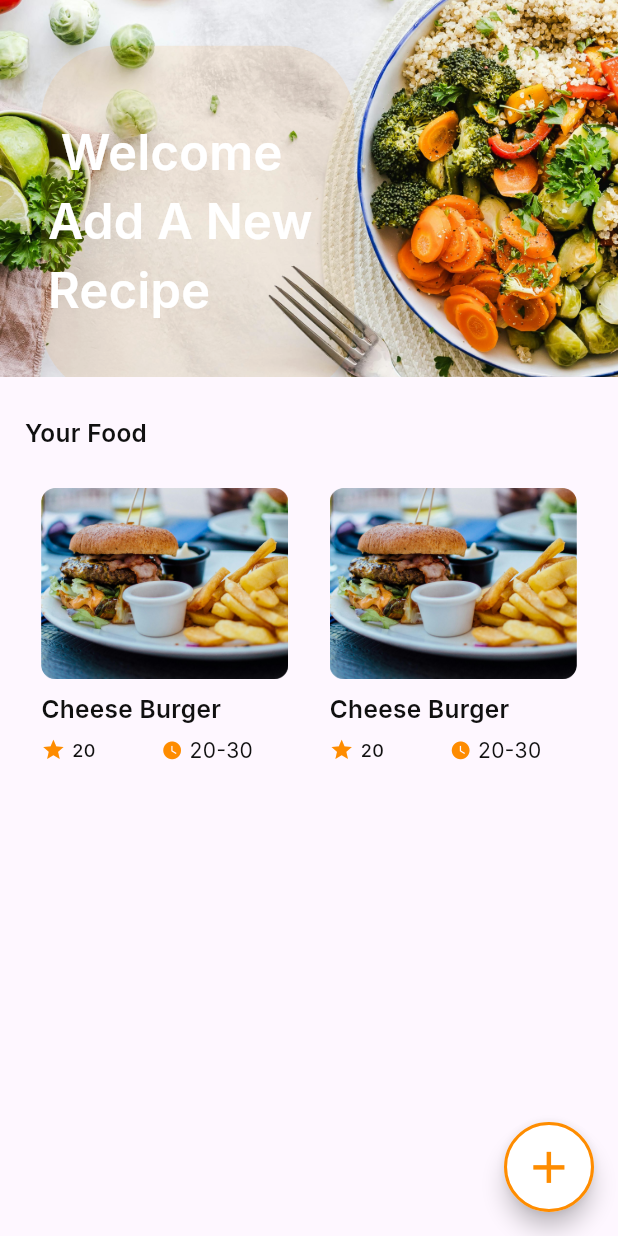
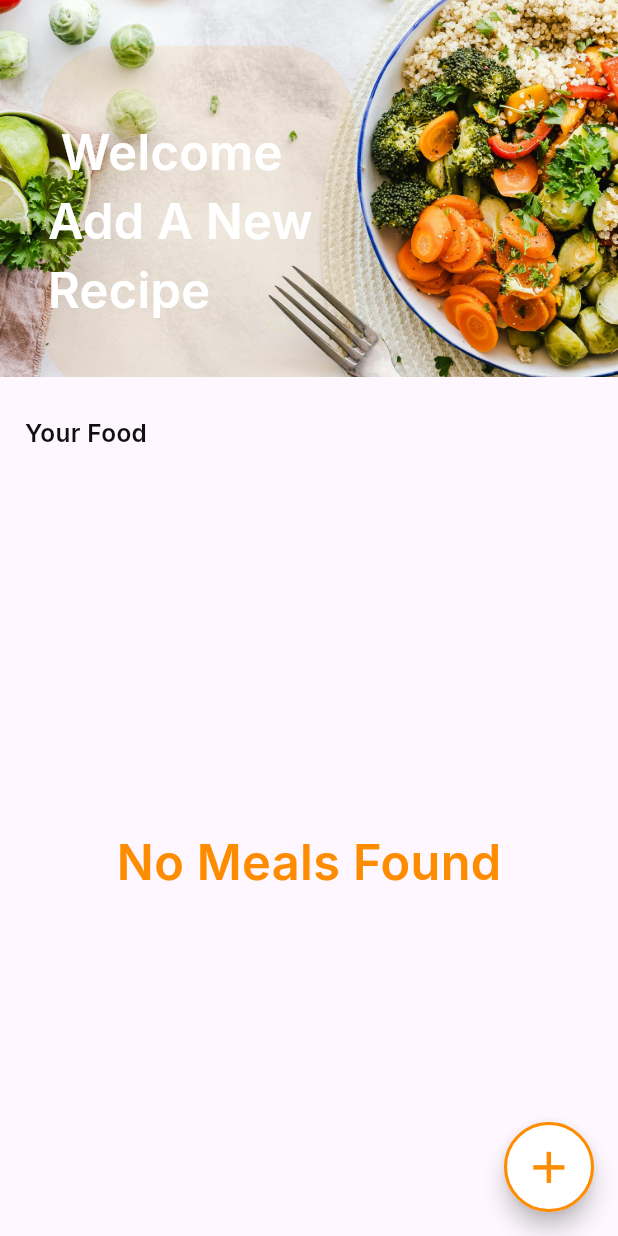
Before and after one commit to Elhaw2003/meals-app, a Flutter app: the HomeScreen screen opened by its route, on a phone screen of 412 x 824 dp. Run offline on Flutter 3.47's test engine with Material 3 defaults, Android fonts, the phone set to English and light mode, and no system bars; our stand-ins replace cached_network_image, carousel_slider, dots_indicator, flutter_screenutil, go_router, google_fonts and 2 more; accounts and stored records are empty.

Commit message:
create database and used it in home screen by Sqlite packadge

```diff
--- a/lib/core/utilities/app_texts.dart
+++ b/lib/core/utilities/app_texts.dart
@@ -9,4 +9,5 @@ class AppTexts{
   static const String next = "Next";
   static const String skip = "Skip";
   static const String yourFood = "Your Food";
+  static const String noMeals = "No Meals Found";
 }
--- a/lib/features/home/presentation/view/widgets/grid_view_widget.dart
+++ b/lib/features/home/presentation/view/widgets/grid_view_widget.dart
@@ -1,23 +1,23 @@
 import 'package:flutter/material.dart';
 import 'package:flutter_screenutil/flutter_screenutil.dart';
 
+import '../../../data/models/item_model.dart';
 import 'item_widget.dart';
 
 class GridViewWidget extends StatelessWidget {
-  const GridViewWidget({super.key});
-
+  const GridViewWidget({super.key, required this.snapshot});
+  final AsyncSnapshot<List<Meal>> snapshot;
   @override
   Widget build(BuildContext context) {
     return GridView.builder(
-      itemCount: 2,
+      itemCount: snapshot.data!.length,
       gridDelegate:  SliverGridDelegateWithFixedCrossAxisCount(
           crossAxisCount: 2,
           mainAxisSpacing: 30.h,
           crossAxisSpacing: 25.w,
-          childAspectRatio: 0.8
       ),
       itemBuilder: (context, index) {
-        return const ItemWidget();
+        return  ItemWidget( meal: snapshot.data![index],);
       },
     );
   }
--- a/lib/features/home/presentation/view/widgets/home_body.dart
+++ b/lib/features/home/presentation/view/widgets/home_body.dart
@@ -1,13 +1,18 @@
 import 'package:flutter/material.dart';
 import 'package:flutter_screenutil/flutter_screenutil.dart';
+import 'package:meals_app/core/utilities/app_styles.dart';
+import 'package:meals_app/features/home/data/models/item_model.dart';
 import 'package:meals_app/features/home/presentation/view/widgets/grid_view_widget.dart';
 import 'package:meals_app/features/home/presentation/view/widgets/your_food_widget.dart';
+import '../../../../../core/utilities/app_colors.dart';
+import '../../../../../core/utilities/app_texts.dart';
 import '../../../../../core/widgets/spacing_widget.dart';
+import '../../../data/db_helper/db_helper.dart';
 import 'appbar_image_widget.dart';
+DatabaseHelper dataBaseHelper = DatabaseHelper.instance;
 
 class HomeBody extends StatelessWidget {
   const HomeBody({super.key});
-
   @override
   Widget build(BuildContext context) {
     return  Column(
@@ -20,9 +25,24 @@ class HomeBody extends StatelessWidget {
         Expanded(
           child: Padding(
             padding: EdgeInsets.symmetric(horizontal: 25.w),
-            child: const GridViewWidget(),
+            child: FutureBuilder(
+              future:dataBaseHelper.getMeals() ,
+              builder: (context, snapshot) {
+                if(snapshot.connectionState == ConnectionState.waiting){
+                  return const Center(child: CircularProgressIndicator());
+                }else if (snapshot.hasData){
+                  if(snapshot.data!.isEmpty){
+                    return  Center(child: Text(AppTexts.noMeals,style: AppTextStyles.onboardingTextStyle.copyWith(color: AppColors.primaryColor),));
+                  }
+                  return GridViewWidget(snapshot: snapshot,);
+                }else if (snapshot.hasError){
+                  return Center(child: Text("${snapshot.error}"));
+                }
+                return Container();
+              },
+            ),
           ),
-        )
+        ),
       ],
     );
   }
--- a/lib/features/home/presentation/view/widgets/item_widget.dart
+++ b/lib/features/home/presentation/view/widgets/item_widget.dart
@@ -1,14 +1,13 @@
+import 'package:cached_network_image/cached_network_image.dart';
 import 'package:flutter/material.dart';
 import 'package:flutter_screenutil/flutter_screenutil.dart';
-
+import 'package:meals_app/features/home/data/models/item_model.dart';
 import '../../../../../core/utilities/app_colors.dart';
 import '../../../../../core/utilities/app_styles.dart';
 import '../../../../../core/widgets/spacing_widget.dart';
-import '../../../../../generated/assets.dart';
-
 class ItemWidget extends StatelessWidget {
-  const ItemWidget({super.key});
-
+  const ItemWidget({super.key, required this.meal});
+  final Meal meal;
   @override
   Widget build(BuildContext context) {
     return Column(
@@ -16,11 +15,18 @@ class ItemWidget extends StatelessWidget {
       children: [
         ClipRRect(
           borderRadius: BorderRadius.circular(8.sp),
-          child: Image.asset(Assets.imagesCategoryImage,fit: BoxFit.fill,),
+          child: CachedNetworkImage(
+            fit: BoxFit.fill,
+            height: 106.h,
+            width: 137.w,
+            imageUrl: meal.imageUrl,
+            placeholder: (context, url) => const Center(child: CircularProgressIndicator()),
+            errorWidget: (context, url, error) => const Icon(Icons.error,color: AppColors.red,),
+          ),
         ),
         const HeightSpacing(height: 8),
         Text(
-          "Cheese Burger",
+          meal.name,
           maxLines: 1,
           overflow: TextOverflow.ellipsis,
           style: AppTextStyles.blackW600Size16,
@@ -35,7 +41,7 @@ class ItemWidget extends StatelessWidget {
             ),
             const WidthSpacing(width: 4),
             Text(
-              "20",
+              meal.rate.toString(),
               style: AppTextStyles.blackW600Size16.copyWith(fontSize: 12,fontWeight: FontWeight.w500),
             ),
             const WidthSpacing(width: 40),
@@ -46,7 +52,7 @@ class ItemWidget extends StatelessWidget {
             ),
             const WidthSpacing(width: 4),
             Text(
-              "20-30",
+              meal.time,
               style: AppTextStyles.blackW600Size16.copyWith(fontSize: 14,fontWeight: FontWeight.w400),
             )
           ],
--- a/lib/main.dart
+++ b/lib/main.dart
@@ -2,10 +2,9 @@ import 'package:flutter/material.dart';
 import 'package:flutter_screenutil/flutter_screenutil.dart';
 import 'package:meals_app/core/routes/router_generation_config.dart';
 import 'package:meals_app/features/onboarding/data/services/onboarding_sevices.dart';
-
 void main()async {
   WidgetsFlutterBinding.ensureInitialized();
- await OnboardingServices.initializeSharedPreferenceStorage();
+  await OnboardingServices.initializeSharedPreferenceStorage();
   runApp(const MealsApp());
 }
 
--- a/pubspec.yaml
+++ b/pubspec.yaml
@@ -41,6 +41,9 @@ dependencies:
   carousel_slider: ^5.0.0
   dots_indicator: ^3.0.0
   shared_preferences: ^2.5.1
+  sqflite: ^2.4.1
+  path: ^1.9.0
+  cached_network_image: ^3.4.1
 
 dev_dependencies:
   flutter_test:
```
Also changed, not shown: lib/features/home/data/db_helper/db_helper.dart (added, +55 -0 lines), lib/features/home/data/models/item_model.dart (+31 -5 lines), pubspec.lock, 1 other file.
